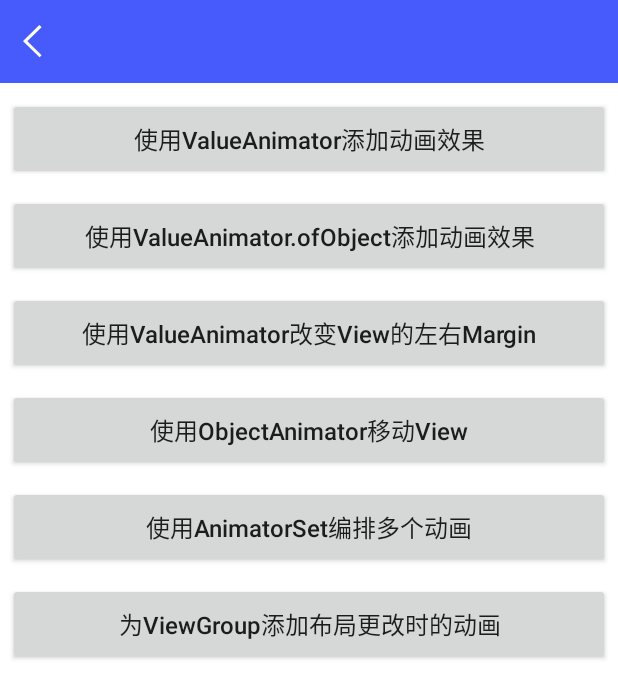
After one commit to ZhangYf-future/AndroidStudyProject, an Android app: the BasicActivity screen opened directly, with no data from a screen before it, on a phone screen of 412 x 824 dp. The commit adds this screen. Shown: the top 698 px of the screen. Run offline under Robolectric (Android 15) with nearby library versions, the phone set to English and light mode, and no system bars; our stand-ins replace data binding; 2 statements that could not run were skipped.

```diff
--- a/source/app/src/main/AndroidManifest.xml
+++ b/source/app/src/main/AndroidManifest.xml
@@ -12,7 +12,9 @@
             android:roundIcon="@mipmap/ic_launcher_round"
             android:supportsRtl="true"
             android:theme="@style/AppTheme">
-        <activity android:name=".animation.property.PropertyAnimationHomeActivity"></activity>
+        <activity android:name=".view.MaskFilterActivity"></activity>
+        <activity android:name=".animation.property.BasicActivity" />
+        <activity android:name=".animation.property.PropertyAnimationHomeActivity" />
         <activity android:name=".animation.AnimationHomeActivity" />
         <activity
                 android:name=".notification.summary.SpecialActivity"
--- a/source/app/src/main/java/com/project/mystudyproject/MainActivity.kt
+++ b/source/app/src/main/java/com/project/mystudyproject/MainActivity.kt
@@ -6,6 +6,7 @@ import com.hopechart.baselib.ui.BaseActivity
 import com.project.mystudyproject.animation.AnimationHomeActivity
 import com.project.mystudyproject.databinding.ActivityMainBinding
 import com.project.mystudyproject.notification.home.NotificationHomeActivity
+import com.project.mystudyproject.view.MaskFilterActivity
 
 class MainActivity : BaseActivity<ActivityMainBinding>() {
 
@@ -20,6 +21,9 @@ class MainActivity : BaseActivity<ActivityMainBinding>() {
             R.id.btn_about_animation -> {
                 startActivity(Intent(this, AnimationHomeActivity::class.java))
             }
+            R.id.btn_mask_filter -> {
+                startActivity(Intent(this, MaskFilterActivity::class.java))
+            }
         }
     }
 }
--- /dev/null
+++ b/source/app/src/main/res/layout/activity_basic.xml
@@ -0,0 +1,109 @@
+<?xml version="1.0" encoding="utf-8"?>
+<layout xmlns:android="http://schemas.android.com/apk/res/android"
+        xmlns:app="http://schemas.android.com/apk/res-auto"
+        xmlns:tools="http://schemas.android.com/tools"
+        tools:context=".animation.property.BasicActivity">
+
+    <androidx.constraintlayout.widget.ConstraintLayout
+            android:layout_width="match_parent"
+            android:layout_height="match_parent"
+            >
+
+        <include
+                android:id="@+id/title"
+                layout="@layout/layout_title"
+                app:title="@{@string/property_animation_basic}"
+                />
+
+        <ScrollView
+                android:layout_width="0dp"
+                android:layout_height="0dp"
+                app:layout_constraintTop_toBottomOf="@id/title"
+                app:layout_constraintLeft_toLeftOf="parent"
+                app:layout_constraintRight_toRightOf="parent"
+                app:layout_constraintBottom_toBottomOf="parent"
+                >
+            <LinearLayout
+                    android:layout_width="match_parent"
+                    android:layout_height="wrap_content"
+                    android:orientation="vertical"
+                    >
+
+                <Button
+                        android:id="@+id/btn_value_animator"
+                        android:layout_width="match_parent"
+                        android:layout_height="wrap_content"
+                        style="@style/ButtonStyle"
+                        android:onClick="doClick"
+                        android:textAllCaps="false"
+                        android:text="@string/use_value_animator"
+                        />
+
+                <Button
+                        android:id="@+id/btn_value_animator_of_object"
+                        android:layout_width="match_parent"
+                        android:layout_height="wrap_content"
+                        style="@style/ButtonStyle"
+                        android:onClick="doClick"
+                        android:textAllCaps="false"
+                        android:text="@string/use_value_animator_of_object"
+                        />
+
+                <Button
+                        android:id="@+id/btn_use_value_animator_to_Margin"
+                        android:layout_width="match_parent"
+                        android:layout_height="wrap_content"
+                        style="@style/ButtonStyle"
+                        android:text="@string/use_value_animator_to_margin"
+                        android:textAllCaps="false"
+                        android:onClick="doClick"
+                        />
+
+                <Button
+                        android:id="@+id/btn_use_object_animator_to_move"
+                        android:layout_width="match_parent"
+                        android:layout_height="wrap_content"
+                        style="@style/ButtonStyle"
+                        android:text="@string/use_object_animator_to_move"
+                        android:textAllCaps="false"
+                        android:onClick="doClick"
+                        />
+
+                <Button
+                        android:id="@+id/btn_use_animator_set"
+                        android:layout_width="match_parent"
+                        android:layout_height="wrap_content"
+                        style="@style/ButtonStyle"
+                        android:text="@string/use_animator_set"
+                        android:textAllCaps="false"
+                        android:onClick="doClick"
+                        />
+
+                <Button
+                        android:id="@+id/btn_add_animator_to_view_group"
+                        android:layout_width="match_parent"
+                        android:layout_height="wrap_content"
+                        style="@style/ButtonStyle"
+                        android:text="@string/add_animator_to_view_group"
+                        android:textAllCaps="false"
+                        android:onClick="doClick"
+                        />
+
+                <LinearLayout
+                        android:id="@+id/test_view_grouo_animator"
+                        android:layout_width="match_parent"
+                        android:layout_height="wrap_content"
+                        android:orientation="vertical"
+                        android:animateLayoutChanges="true"
+                        />
+
+
+            </LinearLayout>
+
+
+        </ScrollView>
+
+
+    </androidx.constraintlayout.widget.ConstraintLayout>
+
+</layout>
--- a/source/app/src/main/res/values/strings.xml
+++ b/source/app/src/main/res/values/strings.xml
@@ -65,4 +65,11 @@
     <string name="about_animation">动画相关</string>
     <string name="animation_home">动画首页</string>
     <string name="property_animation">属性动画</string>
+    <string name="property_animation_basic">属性动画基本操作</string>
+    <string name="use_value_animator">使用ValueAnimator添加动画效果</string>
+    <string name="use_value_animator_of_object">使用ValueAnimator.ofObject添加动画效果</string>
+    <string name="use_value_animator_to_margin">使用ValueAnimator改变View的左右Margin</string>
+    <string name="use_object_animator_to_move">使用ObjectAnimator移动View</string>
+    <string name="use_animator_set">使用AnimatorSet编排多个动画</string>
+    <string name="add_animator_to_view_group">为ViewGroup添加布局更改时的动画</string>
 </resources>
```
Also changed, not shown: source/app/src/main/java/com/project/mystudyproject/animation/property/BasicActivity.kt (added, +175 -0 lines), source/app/src/main/java/com/project/mystudyproject/animation/property/PropertyAnimationHomeActivity.kt (+10 -0 lines), source/app/src/main/java/com/project/mystudyproject/view/MaskFilterActivity.kt (added, +12 -0 lines), source/app/src/main/java/com/project/mystudyproject/view/MaskFilterView.kt (added, +48 -0 lines), source/app/src/main/res/layout/activity_main.xml (+8 -0 lines), source/app/src/main/res/layout/activity_mask_filter.xml (added, +21 -0 lines), source/app/src/main/res/layout/activity_property_animation_home.xml (+29 -0 lines).
